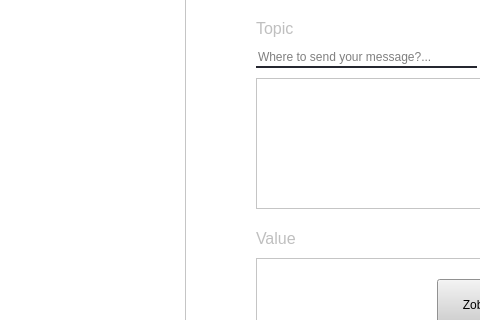
Sekky61/MQTT-monitor, file src/gui/mainwindow.ui: the form before one commit; both pictures show x 325 to 805 and y 172 to 492 of the 1150 by 850 pixel window.
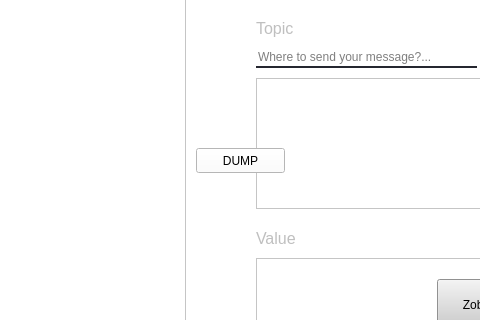
The form after the commit.

Patch:
```diff
--- a/src/gui/mainwindow.ui
+++ b/src/gui/mainwindow.ui
@@ -508,6 +508,19 @@
          <string>PUBLISH</string>
         </property>
        </widget>
+       <widget class="QPushButton" name="dumpButton">
+        <property name="geometry">
+         <rect>
+          <x>10</x>
+          <y>220</y>
+          <width>89</width>
+          <height>25</height>
+         </rect>
+        </property>
+        <property name="text">
+         <string>DUMP</string>
+        </property>
+       </widget>
       </widget>
      </widget>
      <widget class="QTreeView" name="treeView">
```
